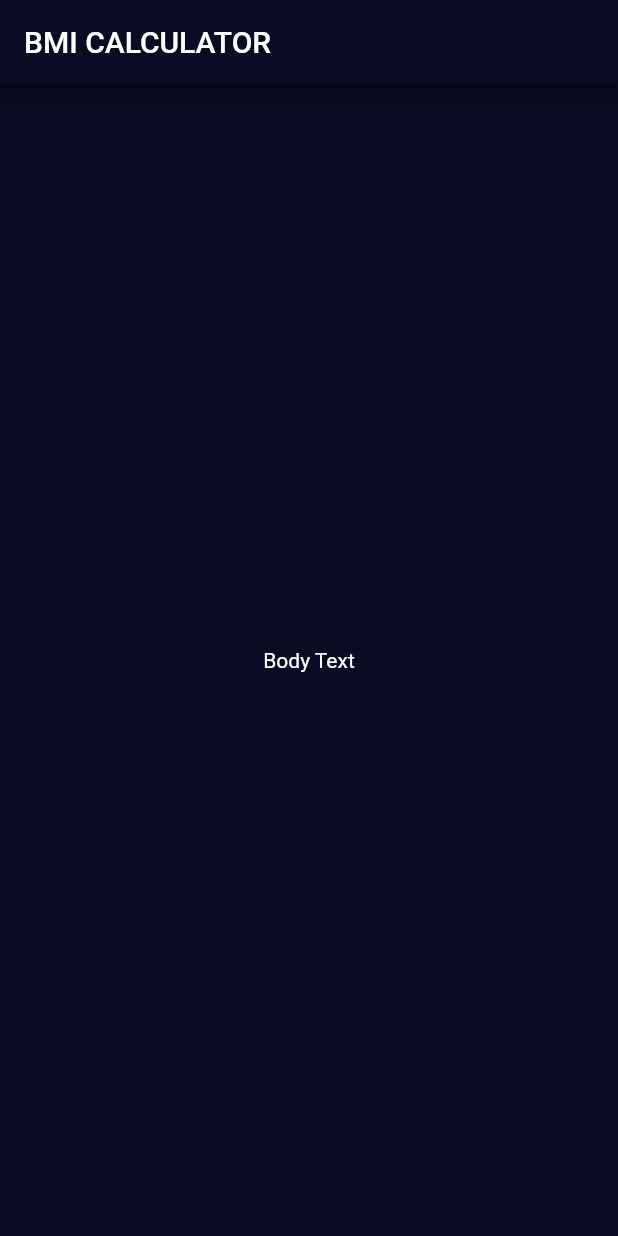
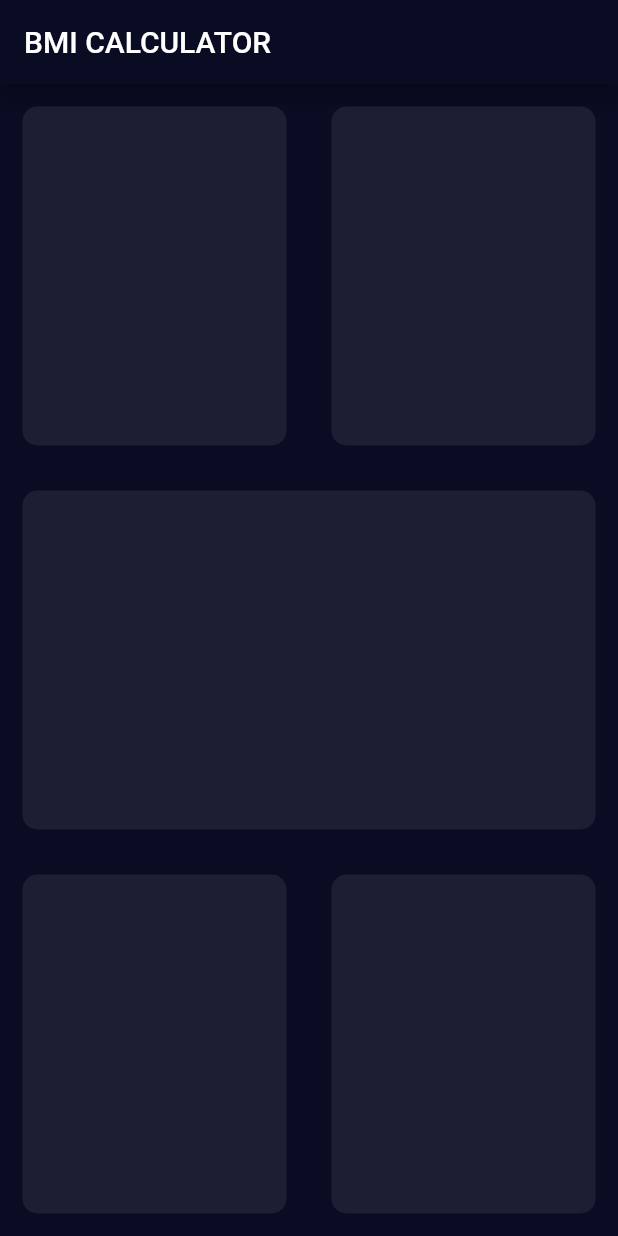
Before and after one commit to Sherry-jsp/BMI_calculator, a Flutter app: the screen it shows after launch, on a phone screen of 412 x 824 dp. Run offline on Flutter 3.47's test engine with Material 2 defaults, Android fonts, the phone set to English and light mode, and no system bars.

Commit message:
creating the skeleton of the input_page

```diff
--- a/lib/input_page.dart
+++ b/lib/input_page.dart
@@ -15,7 +15,67 @@ class _InputPageState extends State<InputPage> {
         title: Text('BMI CALCULATOR'),
       ),
       body: Center(
-        child: Text('Body Text'),
+        child: Column(
+          children: [
+            Expanded(
+              child: Row(
+                children: [
+                  Expanded(
+                    child: Container(
+                      margin: EdgeInsets.all(15.0),
+                      decoration: BoxDecoration(
+                        color: Color(0xFF1D1E33),
+                        borderRadius: BorderRadius.circular(10.0),
+                      ),
+                    ),
+                  ),
+                  Expanded(
+                    child: Container(
+                      margin: EdgeInsets.all(15.0),
+                      decoration: BoxDecoration(
+                        color: Color(0xFF1D1E33),
+                        borderRadius: BorderRadius.circular(10.0),
+                      ),
+                    ),
+                  ),
+                ],
+              ),
+            ),
+            Expanded(
+              child: Container(
+                margin: EdgeInsets.all(15.0),
+                decoration: BoxDecoration(
+                  color: Color(0xFF1D1E33),
+                  borderRadius: BorderRadius.circular(10.0),
+                ),
+              ),
+            ),
+            Expanded(
+              child: Row(
+                children: [
+                  Expanded(
+                    child: Container(
+                      margin: EdgeInsets.all(15.0),
+                      decoration: BoxDecoration(
+                        color: Color(0xFF1D1E33),
+                        borderRadius: BorderRadius.circular(10.0),
+                      ),
+                    ),
+                  ),
+                  Expanded(
+                    child: Container(
+                      margin: EdgeInsets.all(15.0),
+                      decoration: BoxDecoration(
+                        color: Color(0xFF1D1E33),
+                        borderRadius: BorderRadius.circular(10.0),
+                      ),
+                    ),
+                  ),
+                ],
+              ),
+            ),
+          ],
+        ),
       ),
     );
   }
```
